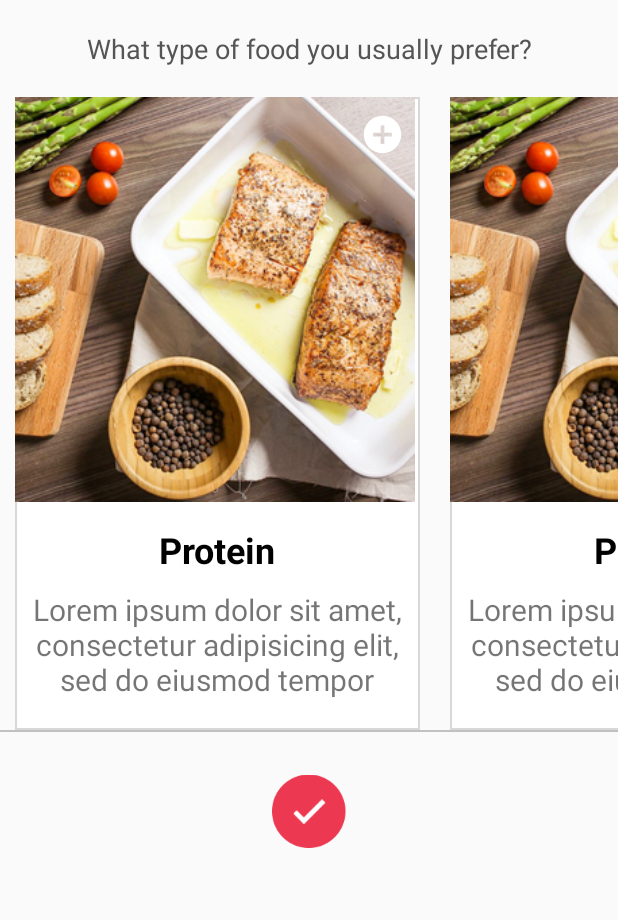
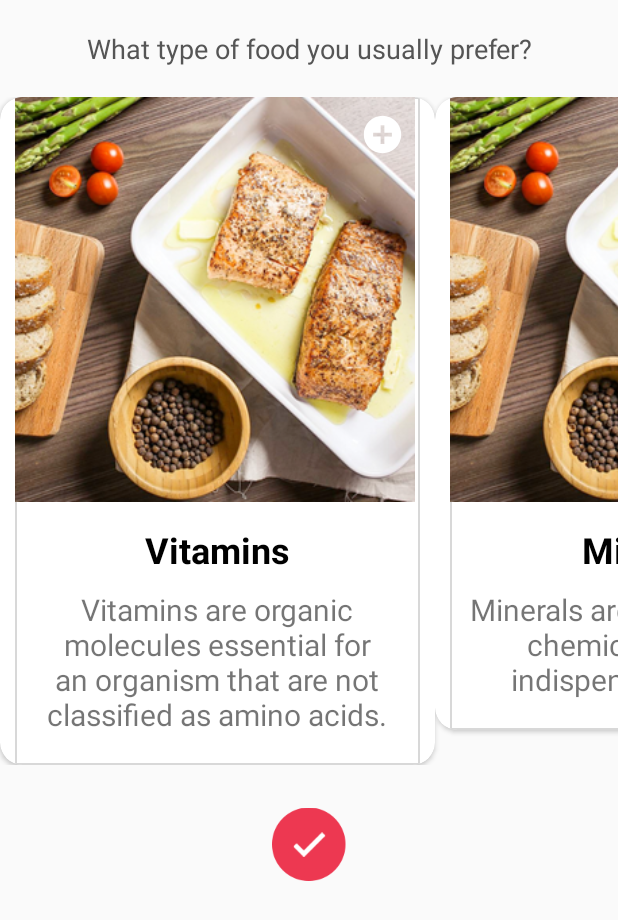
Before and after one commit to sontit1999/appDemoCook, an Android app: the fragment PreferanceFragment shown on its own in the app's theme, on a phone screen of 412 x 824 dp. Shown: the top 920 px of the screen. Run offline under Robolectric (Android 15) with nearby library versions, the phone set to English and light mode, and no system bars; our stand-ins replace data binding; pictures from the network do not load.

Commit message:
chuyển base Login

```diff
--- a/app/src/main/java/com/duongtung/cookingman/fragment/PreferanceFragment.kt
+++ b/app/src/main/java/com/duongtung/cookingman/fragment/PreferanceFragment.kt
@@ -12,27 +12,33 @@ import androidx.recyclerview.widget.RecyclerView
 import com.duongtung.cookingman.R
 import com.duongtung.cookingman.adapter.ItemTypeFoodAdapter
 import com.duongtung.cookingman.adapter.TypeFood
+import com.duongtung.cookingman.base.BaseFragment
+import com.duongtung.cookingman.databinding.FragLoginPreferanceBinding
 
-class PreferanceFragment : Fragment() {
+class PreferanceFragment : BaseFragment<FragLoginPreferanceBinding,PreferanceViewModel>(){
+    override fun getClassViewMode() = PreferanceViewModel::class.java
 
-   lateinit var listTypeFood : ArrayList<TypeFood>
-    override fun onCreateView(inflater: LayoutInflater, container: ViewGroup?, savedInstanceState: Bundle?): View? {
-        var view = inflater.inflate(R.layout.frag_login_preferance, container, false)
-        val recyTypeFood : RecyclerView = view.findViewById(R.id.recyPrefer)
+    override fun setBindingViewModel() {
+        binding.viewmodel = viewModel
+    }
+
+    override fun viewCreated() {
+        lateinit var listTypeFood : ArrayList<TypeFood>
         listTypeFood = ArrayList()
-        listTypeFood.add(TypeFood(R.drawable.protein, "Protein", "Lorem ipsum dolor sit amet, consectetur adipisicing elit, sed do eiusmod tempor"))
-        listTypeFood.add(TypeFood(R.drawable.protein, "Protein", "Lorem ipsum dolor sit amet, consectetur adipisicing elit, sed do eiusmod tempor"))
-        listTypeFood.add(TypeFood(R.drawable.protein, "Protein", "Lorem ipsum dolor sit amet, consectetur adipisicing elit, sed do eiusmod tempor"))
-        listTypeFood.add(TypeFood(R.drawable.protein, "Protein", "Lorem ipsum dolor sit amet, consectetur adipisicing elit, sed do eiusmod tempor"))
+        listTypeFood.add(TypeFood(R.drawable.protein, "Vitamins", "Vitamins are organic molecules essential for an organism that are not classified as amino acids."))
+        listTypeFood.add(TypeFood(R.drawable.protein, "Minerals", "Minerals are the exogenous chemical elements indispensable for life."))
+        listTypeFood.add(TypeFood(R.drawable.protein, "Fatty acids", "Essential fatty acids (EFAs) are fatty acids that humans and other animals must ingest"))
+        listTypeFood.add(TypeFood(R.drawable.protein, "Protein", "Vitamins are organic molecules essential for an organism that are not classified as amino acids or fatty acids."))
+
         val adapter = this.activity?.let { ItemTypeFoodAdapter(listTypeFood, it) }
         val layoutmanager = LinearLayoutManager(activity)
         layoutmanager.orientation = LinearLayoutManager.HORIZONTAL
-        recyTypeFood.layoutManager = layoutmanager
-        recyTypeFood.setHasFixedSize(true)
-        recyTypeFood.itemAnimator = DefaultItemAnimator()
-        recyTypeFood.setHasFixedSize(true)
-        recyTypeFood.addItemDecoration(DividerItemDecoration(recyTypeFood.context, DividerItemDecoration.VERTICAL))
-        recyTypeFood.adapter = adapter
-        return view
+        binding.recyPrefer.layoutManager = layoutmanager
+        binding.recyPrefer.setHasFixedSize(true)
+        binding.recyPrefer.setHasFixedSize(true)
+        binding.recyPrefer.adapter = adapter
     }
+
+    override fun getLayoutId() = R.layout.frag_login_preferance
+
 }
--- /dev/null
+++ b/app/src/main/java/com/duongtung/cookingman/fragment/PreferanceViewModel.kt
@@ -0,0 +1,8 @@
+package com.duongtung.cookingman.fragment
+
+import com.duongtung.cookingman.adapter.TypeFood
+import com.duongtung.cookingman.base.ui.base.BaseViewModel
+
+class PreferanceViewModel : BaseViewModel(){
+
+}
--- a/app/src/main/res/layout/frag_login_preferance.xml
+++ b/app/src/main/res/layout/frag_login_preferance.xml
@@ -1,9 +1,12 @@
 <?xml version="1.0" encoding="utf-8"?>
+<layout xmlns:android="http://schemas.android.com/apk/res/android" xmlns:tools="http://schemas.android.com/tools"
+        xmlns:app="http://schemas.android.com/apk/res-auto">
+    <data>
+        <variable name="viewmodel" type="com.duongtung.cookingman.fragment.PreferanceViewModel"/>
+    </data>
     <androidx.constraintlayout.widget.ConstraintLayout
-        xmlns:android="http://schemas.android.com/apk/res/android"
-        xmlns:app="http://schemas.android.com/apk/res-auto"
-        android:layout_width="match_parent" android:layout_height="match_parent">
-
+            android:layout_width="match_parent"
+            android:layout_height="match_parent">
         <TextView
                 android:id="@+id/txtpreferance"
                 android:layout_width="match_parent"
@@ -37,3 +40,4 @@
                 android:layout_marginTop="20dp"
                 app:layout_constraintTop_toBottomOf="@+id/recyPrefer"/>
     </androidx.constraintlayout.widget.ConstraintLayout>
+</layout>
--- a/app/src/main/res/layout/item_recycle_type.xml
+++ b/app/src/main/res/layout/item_recycle_type.xml
@@ -1,4 +1,10 @@
 <?xml version="1.0" encoding="utf-8"?>
+<androidx.cardview.widget.CardView
+        android:layout_width="wrap_content"
+        android:layout_height="wrap_content" xmlns:app="http://schemas.android.com/apk/res-auto"
+        app:cardCornerRadius="15dp"
+        android:padding="0dp"
+        xmlns:android="http://schemas.android.com/apk/res/android">
     <androidx.constraintlayout.widget.ConstraintLayout
             xmlns:android="http://schemas.android.com/apk/res/android"
             xmlns:app="http://schemas.android.com/apk/res-auto"
@@ -10,6 +16,7 @@
 
         <ImageView
                 android:id="@+id/imgTypeFood"
+                android:adjustViewBounds="true"
                 android:scaleType="fitStart"
                 android:layout_width="278dp"
                 android:src="@drawable/protein"
@@ -61,3 +68,4 @@
                 android:layout_height="wrap_content"/>
 
     </androidx.constraintlayout.widget.ConstraintLayout>
+</androidx.cardview.widget.CardView>
```
Also changed, not shown: app/src/main/java/com/duongtung/cookingman/fragment/PhoneFragment.kt (+15 -8 lines), app/src/main/java/com/duongtung/cookingman/fragment/PhoneViewModel.kt (added, +10 -0 lines), app/src/main/java/com/duongtung/cookingman/fragment/VeriftViewModel.kt (added, +7 -0 lines), app/src/main/java/com/duongtung/cookingman/fragment/VerifyFragment.kt (+11 -8 lines), app/src/main/res/layout/frag_login_phone.xml (+8 -4 lines), app/src/main/res/layout/frag_login_verify.xml (+5 -2 lines). Lines whose indentation alone changed are shown as unchanged.
